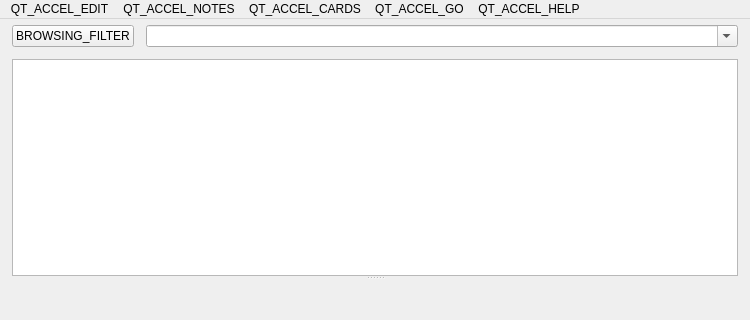
ankitects/anki, file qt/aqt/forms/browser.ui: the form before one commit; both pictures show x 0 to 750 and y 0 to 320 of the 750 by 493 pixel window.
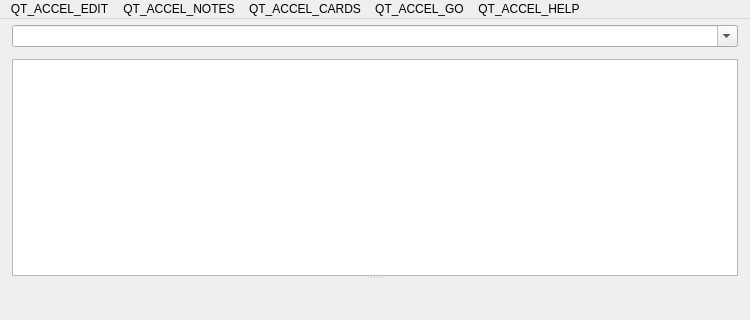
The form after the commit. Icons and pictures are not drawn.

Commit message: move remaining Filter button items into sidebar

What changed in the file:
```diff
--- a/qt/aqt/forms/browser.ui
+++ b/qt/aqt/forms/browser.ui
@@ -91,7 +91,7 @@
           <property name="verticalSpacing">
            <number>0</number>
           </property>
-          <item row="0" column="1">
+          <item row="0" column="0">
            <widget class="QComboBox" name="searchEdit">
             <property name="sizePolicy">
              <sizepolicy hsizetype="Expanding" vsizetype="Fixed">
@@ -107,13 +107,6 @@
             </property>
            </widget>
           </item>
-          <item row="0" column="0">
-           <widget class="QPushButton" name="filter">
-            <property name="text">
-             <string>BROWSING_FILTER</string>
-            </property>
-           </widget>
-          </item>
          </layout>
         </item>
         <item>
```
Left out of the diff: 8 changed lines with no effect on the pictures. The commit also changes 21 other files.
